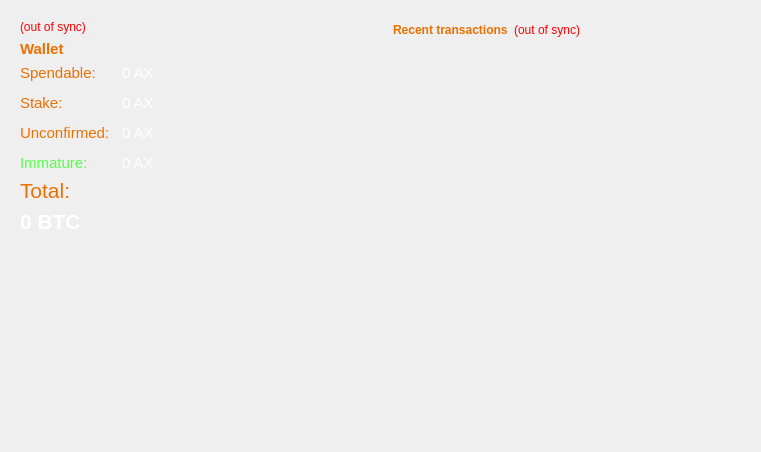
Old version of the form src/qt/forms/overviewpage.ui in the repository dev-alphax/Alpha-X.
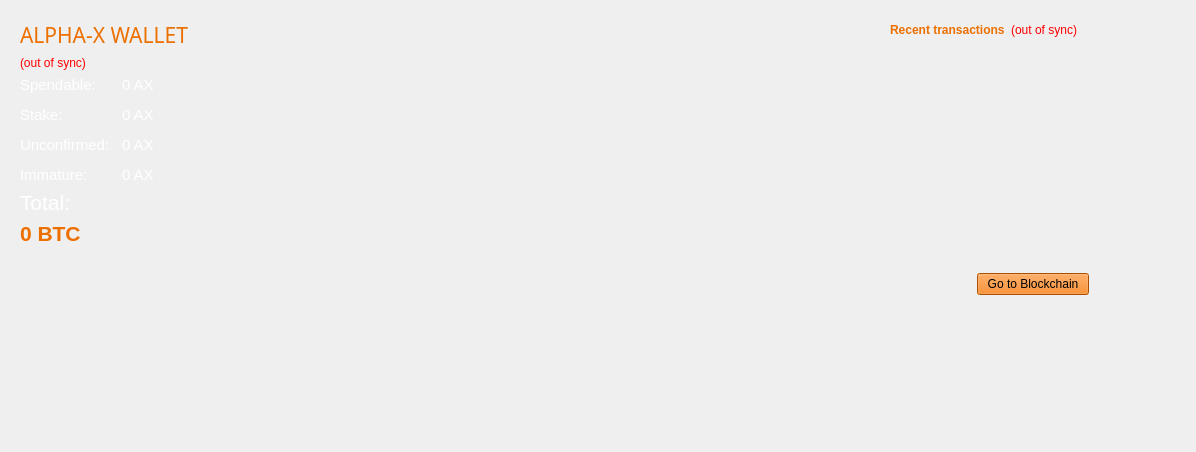
New version of the form.

Commit message: new UI for desktop wallet

The edit to the form file:
```diff
--- a/src/qt/forms/overviewpage.ui
+++ b/src/qt/forms/overviewpage.ui
@@ -6,14 +6,20 @@
    <rect>
     <x>0</x>
     <y>0</y>
-    <width>761</width>
+    <width>1196</width>
     <height>452</height>
    </rect>
   </property>
+  <property name="sizePolicy">
+   <sizepolicy hsizetype="Fixed" vsizetype="Fixed">
+    <horstretch>0</horstretch>
+    <verstretch>0</verstretch>
+   </sizepolicy>
+  </property>
   <property name="windowTitle">
    <string>Form</string>
   </property>
-  <layout class="QHBoxLayout" name="horizontalLayout" stretch="1,1">
+  <layout class="QHBoxLayout" name="horizontalLayout" stretch="1,0,0,0,0,0,0,0,0,0,0,0,0,0,0,1">
    <item>
     <layout class="QVBoxLayout" name="verticalLayout_2">
      <item>
@@ -31,6 +37,25 @@
         <number>0</number>
        </property>
        <layout class="QVBoxLayout" name="verticalLayout_4">
+        <item>
+         <widget class="QLabel" name="label_2">
+          <property name="font">
+           <font>
+            <family>Arial Black</family>
+            <pointsize>16</pointsize>
+            <weight>50</weight>
+            <bold>false</bold>
+           </font>
+          </property>
+          <property name="styleSheet">
+           <string notr="true">
+color:rgb(236,111,0);</string>
+          </property>
+          <property name="text">
+           <string>ALPHA-X WALLET</string>
+          </property>
+         </widget>
+        </item>
         <item>
          <layout class="QHBoxLayout" name="horizontalLayout_4"/>
         </item>
@@ -50,23 +75,6 @@
           </property>
          </widget>
         </item>
-        <item>
-         <widget class="QLabel" name="label_5">
-          <property name="font">
-           <font>
-            <pointsize>11</pointsize>
-            <weight>75</weight>
-            <bold>true</bold>
-           </font>
-          </property>
-          <property name="styleSheet">
-           <string notr="true">color: rgb(236, 111, 0);</string>
-          </property>
-          <property name="text">
-           <string>Wallet</string>
-          </property>
-         </widget>
-        </item>
         <item>
          <layout class="QFormLayout" name="formLayout_2">
           <property name="fieldGrowthPolicy">
@@ -86,7 +94,8 @@
              </font>
             </property>
             <property name="styleSheet">
-             <string notr="true">color: rgb(236, 111, 0);</string>
+             <string notr="true">background:transparent;
+color: rgb(255,255,255);</string>
             </property>
             <property name="text">
              <string>Spendable:</string>
@@ -131,7 +140,8 @@
              </font>
             </property>
             <property name="styleSheet">
-             <string notr="true">color: rgb(236, 111, 0);</string>
+             <string notr="true">background:transparent;
+color: rgb(255,255,255);</string>
             </property>
             <property name="text">
              <string>Stake:</string>
@@ -173,7 +183,8 @@
              </font>
             </property>
             <property name="styleSheet">
-             <string notr="true">color: rgb(236, 111, 0);</string>
+             <string notr="true">background:transparent;
+color: rgb(255,255,255);</string>
             </property>
             <property name="text">
              <string>Unconfirmed:</string>
@@ -215,7 +226,8 @@
              </font>
             </property>
             <property name="styleSheet">
-             <string notr="true">color : rgb(85, 255, 76);</string>
+             <string notr="true">background:transparent;
+color: rgb(255,255,255);</string>
             </property>
             <property name="text">
              <string>Immature:</string>
@@ -257,7 +269,8 @@
            </font>
           </property>
           <property name="styleSheet">
-           <string notr="true">color: rgb(236, 111, 0);</string>
+           <string notr="true">background:transparent;
+color: rgb(255,255,255);</string>
           </property>
           <property name="text">
            <string>Total:</string>
@@ -281,8 +294,7 @@
            <string>Your current total balance</string>
           </property>
           <property name="styleSheet">
-           <string notr="true">background: transparent;
-color: rgb(255, 255, 255);</string>
+           <string notr="true">color:rgb(236,111,0);</string>
           </property>
           <property name="text">
            <string notr="true">0 BTC</string>
@@ -310,6 +322,188 @@
      </item>
     </layout>
    </item>
+   <item>
+    <spacer name="horizontalSpacer_6">
+     <property name="orientation">
+      <enum>Qt::Horizontal</enum>
+     </property>
+     <property name="sizeHint" stdset="0">
+      <size>
+       <width>40</width>
+       <height>20</height>
+      </size>
+     </property>
+    </spacer>
+   </item>
+   <item>
+    <spacer name="horizontalSpacer_11">
+     <property name="orientation">
+      <enum>Qt::Horizontal</enum>
+     </property>
+     <property name="sizeHint" stdset="0">
+      <size>
+       <width>40</width>
+       <height>20</height>
+      </size>
+     </property>
+    </spacer>
+   </item>
+   <item>
+    <spacer name="horizontalSpacer_10">
+     <property name="orientation">
+      <enum>Qt::Horizontal</enum>
+     </property>
+     <property name="sizeHint" stdset="0">
+      <size>
+       <width>40</width>
+       <height>20</height>
+      </size>
+     </property>
+    </spacer>
+   </item>
+   <item>
+    <spacer name="horizontalSpacer_15">
+     <property name="orientation">
+      <enum>Qt::Horizontal</enum>
+     </property>
+     <property name="sizeHint" stdset="0">
+      <size>
+       <width>40</width>
+       <height>20</height>
+      </size>
+     </property>
+    </spacer>
+   </item>
+   <item>
+    <spacer name="horizontalSpacer_13">
+     <property name="orientation">
+      <enum>Qt::Horizontal</enum>
+     </property>
+     <property name="sizeHint" stdset="0">
+      <size>
+       <width>40</width>
+       <height>20</height>
+      </size>
+     </property>
+    </spacer>
+   </item>
+   <item>
+    <spacer name="horizontalSpacer_4">
+     <property name="orientation">
+      <enum>Qt::Horizontal</enum>
+     </property>
+     <property name="sizeHint" stdset="0">
+      <size>
+       <width>40</width>
+       <height>20</height>
+      </size>
+     </property>
+    </spacer>
+   </item>
+   <item>
+    <spacer name="horizontalSpacer_16">
+     <property name="orientation">
+      <enum>Qt::Horizontal</enum>
+     </property>
+     <property name="sizeHint" stdset="0">
+      <size>
+       <width>40</width>
+       <height>20</height>
+      </size>
+     </property>
+    </spacer>
+   </item>
+   <item>
+    <spacer name="horizontalSpacer_12">
+     <property name="orientation">
+      <enum>Qt::Horizontal</enum>
+     </property>
+     <property name="sizeHint" stdset="0">
+      <size>
+       <width>40</width>
+       <height>20</height>
+      </size>
+     </property>
+    </spacer>
+   </item>
+   <item>
+    <spacer name="horizontalSpacer_14">
+     <property name="orientation">
+      <enum>Qt::Horizontal</enum>
+     </property>
+     <property name="sizeHint" stdset="0">
+      <size>
+       <width>40</width>
+       <height>20</height>
+      </size>
+     </property>
+    </spacer>
+   </item>
+   <item>
+    <spacer name="horizontalSpacer_9">
+     <property name="orientation">
+      <enum>Qt::Horizontal</enum>
+     </property>
+     <property name="sizeHint" stdset="0">
+      <size>
+       <width>40</width>
+       <height>20</height>
+      </size>
+     </property>
+    </spacer>
+   </item>
+   <item>
+    <spacer name="horizontalSpacer_8">
+     <property name="orientation">
+      <enum>Qt::Horizontal</enum>
+     </property>
+     <property name="sizeHint" stdset="0">
+      <size>
+       <width>40</width>
+       <height>20</height>
+      </size>
+     </property>
+    </spacer>
+   </item>
+   <item>
+    <spacer name="horizontalSpacer_5">
+     <property name="orientation">
+      <enum>Qt::Horizontal</enum>
+     </property>
+     <property name="sizeHint" stdset="0">
+      <size>
+       <width>40</width>
+       <height>20</height>
+      </size>
+     </property>
+    </spacer>
+   </item>
+   <item>
+    <spacer name="horizontalSpacer_7">
+     <property name="orientation">
+      <enum>Qt::Horizontal</enum>
+     </property>
+     <property name="sizeHint" stdset="0">
+      <size>
+       <width>40</width>
+       <height>20</height>
+      </size>
+     </property>
+    </spacer>
+   </item>
+   <item>
+    <spacer name="horizontalSpacer_3">
+     <property name="orientation">
+      <enum>Qt::Horizontal</enum>
+     </property>
+     <property name="sizeHint" stdset="0">
+      <size>
+       <width>40</width>
+       <height>20</height>
+      </size>
+     </property>
+    </spacer>
+   </item>
    <item>
     <layout class="QVBoxLayout" name="verticalLayout_3">
      <item>
@@ -405,6 +599,39 @@
        </layout>
       </widget>
      </item>
+     <item alignment="Qt::AlignHCenter">
+      <widget class="QPushButton" name="pushButton">
+       <property name="enabled">
+        <bool>true</bool>
+       </property>
+       <property name="maximumSize">
+        <size>
+         <width>160</width>
+         <height>100</height>
+        </size>
+       </property>
+       <property name="styleSheet">
+        <string notr="true">background-color:rgb(236,111,0);
+color:rgb(0,0,0);</string>
+       </property>
+       <property name="text">
+        <string>  Go to Blockchain  </string>
+       </property>
+      </widget>
+     </item>
+     <item>
+      <spacer name="verticalSpacer_3">
+       <property name="orientation">
+        <enum>Qt::Vertical</enum>
+       </property>
+       <property name="sizeHint" stdset="0">
+        <size>
+         <width>20</width>
+         <height>40</height>
+        </size>
+       </property>
+      </spacer>
+     </item>
      <item>
       <spacer name="verticalSpacer_2">
        <property name="orientation">
```
Left out of the diff: 3 changed lines with no effect on the pictures. The commit also changes 31 other files.
